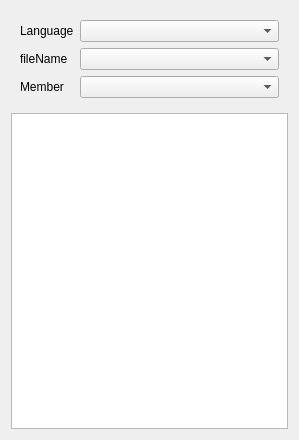
Before: the Qt Designer form classexplorer/qCtagsSense/src/qCtagsSenseBrowser.ui in testmana2/mks, drawn with Qt 5.
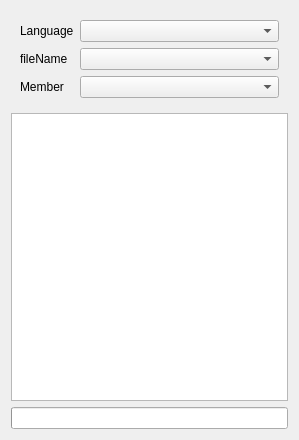
After: the same form once the commit is applied.

Commit message: Add signal for tracking indexing progress

```diff
--- a/classexplorer/qCtagsSense/src/qCtagsSenseBrowser.ui
+++ b/classexplorer/qCtagsSense/src/qCtagsSenseBrowser.ui
@@ -73,6 +73,16 @@
    <item>
     <widget class="QTreeView" name="tvMembers" />
    </item>
+   <item>
+    <widget class="QProgressBar" name="pbIndexing" >
+     <property name="alignment" >
+      <set>Qt::AlignCenter</set>
+     </property>
+     <property name="format" >
+      <string>Indexing at %p%</string>
+     </property>
+    </widget>
+   </item>
   </layout>
  </widget>
  <resources>
```
Left out of the diff: 6 changed lines with no effect on the pictures. The commit also changes 6 other files.
